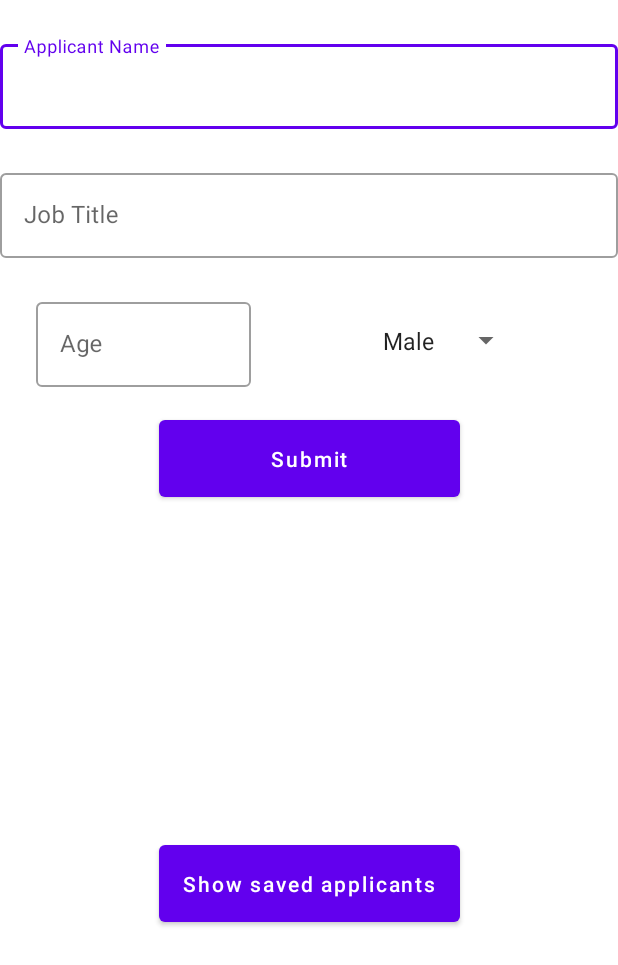
After one commit to AbdallahElZoka/Madar-Soft-Android-Task, an Android app: the layout activity_add_applicant_data.xml on its own in the app's theme, with its tools: preview values and no code run, on a phone screen of 412 x 824 dp. The commit adds this screen. Shown: the top 965 px of the screen. Run offline under Robolectric (Android 15) with nearby library versions, the phone set to English and light mode, and no system bars.

Commit message:
Initial Development Commit Basic Project Structure "Added Dagger Hilt Dependency & Coroutines & Room Local Database and enabled Data binding" Added & Handled AddApplicantDataViewModel.kt for MVVM Pattern & Added MainIntent.kt & MainState.kt for MVI Pattern

```diff
--- a/app/src/main/AndroidManifest.xml
+++ b/app/src/main/AndroidManifest.xml
@@ -9,7 +9,9 @@
         android:roundIcon="@mipmap/ic_launcher_round"
         android:supportsRtl="true"
         android:theme="@style/Theme.MadarSoftAndroidTask">
-        <activity android:name=".MainActivity">
+        <activity
+            android:name=".AddApplicantDataActivity"
+            android:windowSoftInputMode="adjustResize">
             <intent-filter>
                 <action android:name="android.intent.action.MAIN" />
 
--- /dev/null
+++ b/app/src/main/java/com/dev_abdallah_el_zoka/madarsoftandroidtask/MainIntent.kt
@@ -0,0 +1,5 @@
+package com.dev_abdallah_el_zoka.madarsoftandroidtask
+
+sealed class MainIntent {
+    object SaveApplicant : MainIntent()
+}
--- /dev/null
+++ b/app/src/main/java/com/dev_abdallah_el_zoka/madarsoftandroidtask/Navigator.kt
@@ -0,0 +1,5 @@
+package com.dev_abdallah_el_zoka.madarsoftandroidtask
+
+interface Navigator {
+    fun navigateToShowApplicantsDetailsActivity()
+}
--- /dev/null
+++ b/app/src/main/res/layout/activity_add_applicant_data.xml
@@ -0,0 +1,131 @@
+<?xml version="1.0" encoding="utf-8"?>
+<layout>
+
+    <data>
+
+        <import type="com.dev_abdallah_el_zoka.madarsoftandroidtask.AddApplicantDataViewModel"/>
+
+        <variable
+            name="viewModel"
+            type="AddApplicantDataViewModel" />
+
+    </data>
+
+    <androidx.constraintlayout.widget.ConstraintLayout xmlns:android="http://schemas.android.com/apk/res/android"
+        xmlns:app="http://schemas.android.com/apk/res-auto"
+        xmlns:tools="http://schemas.android.com/tools"
+        android:layout_width="match_parent"
+        android:layout_height="match_parent"
+        tools:context=".AddApplicantDataActivity">
+
+        <com.google.android.material.textfield.TextInputLayout
+            android:id="@+id/name_edit_text_layout"
+            style="@style/Widget.MaterialComponents.TextInputLayout.OutlinedBox"
+            android:layout_width="match_parent"
+            android:layout_height="wrap_content"
+            android:layout_marginTop="24dp"
+            android:hint="@string/applicant_name"
+            app:endIconMode="clear_text"
+            app:layout_constraintTop_toTopOf="parent">
+
+            <com.google.android.material.textfield.TextInputEditText
+                android:id="@+id/name_edit_text"
+                android:layout_width="match_parent"
+                android:layout_height="match_parent"
+                android:inputType="text"
+
+                />
+
+        </com.google.android.material.textfield.TextInputLayout>
+
+        <com.google.android.material.textfield.TextInputLayout
+            android:id="@+id/job_edit_text_layout"
+            style="@style/Widget.MaterialComponents.TextInputLayout.OutlinedBox"
+            android:layout_width="match_parent"
+            android:layout_height="wrap_content"
+            android:layout_marginTop="24dp"
+            android:hint="@string/job_title"
+            app:endIconMode="clear_text"
+            app:layout_constraintTop_toBottomOf="@id/name_edit_text_layout">
+
+            <com.google.android.material.textfield.TextInputEditText
+                android:id="@+id/job_edit_text"
+                android:layout_width="match_parent"
+                android:layout_height="match_parent"
+                android:inputType="text" />
+
+        </com.google.android.material.textfield.TextInputLayout>
+
+        <com.google.android.material.textfield.TextInputLayout
+            android:id="@+id/age_edit_text_layout"
+            style="@style/Widget.MaterialComponents.TextInputLayout.OutlinedBox"
+            android:layout_width="0dp"
+            android:layout_height="wrap_content"
+            android:layout_marginStart="24dp"
+            android:layout_marginTop="24dp"
+            android:hint="@string/age"
+            app:endIconMode="clear_text"
+            app:layout_constraintEnd_toStartOf="@id/gender_spinner"
+            app:layout_constraintStart_toStartOf="parent"
+            app:layout_constraintTop_toBottomOf="@id/job_edit_text_layout">
+
+            <com.google.android.material.textfield.TextInputEditText
+                android:id="@+id/age_edit_text"
+                android:layout_width="match_parent"
+                android:layout_height="wrap_content"
+                android:inputType="number"
+                />
+        </com.google.android.material.textfield.TextInputLayout>
+
+        <Spinner
+            android:id="@+id/gender_spinner"
+            android:layout_width="wrap_content"
+            android:layout_height="wrap_content"
+            android:layout_marginHorizontal="64dp"
+            android:layout_marginTop="24dp"
+            android:entries="@array/gender_array"
+            android:padding="16dp"
+            app:layout_constraintBottom_toBottomOf="@id/age_edit_text_layout"
+            app:layout_constraintEnd_toEndOf="parent"
+            app:layout_constraintStart_toEndOf="@id/age_edit_text_layout"
+            app:layout_constraintTop_toBottomOf="@id/job_edit_text_layout" />
+
+        <Button
+            android:id="@+id/submit_button"
+            android:layout_width="0dp"
+            android:layout_height="wrap_content"
+            android:layout_marginTop="16dp"
+            android:padding="16dp"
+            android:text="@string/submit"
+            android:textAllCaps="false"
+            app:layout_constraintEnd_toEndOf="@id/show_saved_applicants_button"
+            app:layout_constraintStart_toStartOf="@id/show_saved_applicants_button"
+            app:layout_constraintTop_toBottomOf="@id/age_edit_text_layout" />
+
+        <ProgressBar
+            android:id="@+id/loading_progress_bar"
+            android:layout_width="wrap_content"
+            android:layout_height="wrap_content"
+            android:elevation="16dp"
+            android:indeterminateTint="#ffffff"
+            android:padding="2dp"
+            android:visibility="gone"
+            app:layout_constraintBottom_toBottomOf="@id/submit_button"
+            app:layout_constraintEnd_toEndOf="@id/submit_button"
+            app:layout_constraintStart_toStartOf="@id/submit_button"
+            app:layout_constraintTop_toTopOf="@id/submit_button" />
+
+        <Button
+            android:id="@+id/show_saved_applicants_button"
+            android:layout_width="wrap_content"
+            android:layout_height="wrap_content"
+            android:layout_marginTop="16dp"
+            android:padding="16dp"
+            android:text="@string/show_saved_applicants"
+            android:textAllCaps="false"
+            app:layout_constraintBottom_toBottomOf="parent"
+            app:layout_constraintEnd_toEndOf="parent"
+            app:layout_constraintStart_toStartOf="parent"
+            app:layout_constraintTop_toBottomOf="@id/submit_button" />
+    </androidx.constraintlayout.widget.ConstraintLayout>
+</layout>
--- a/app/src/main/res/values/strings.xml
+++ b/app/src/main/res/values/strings.xml
@@ -1,3 +1,12 @@
 <resources>
     <string name="app_name">MadarSoft Android Task</string>
+    <string name="age">Age</string>
+    <string name="job_title">Job Title</string>
+    <string name="applicant_name">Applicant Name</string>
+    <string name="show_saved_applicants">Show saved applicants</string>
+    <string name="submit">Submit</string>
+    <array name="gender_array">
+        <item>Male</item>
+        <item>Female</item>
+    </array>
 </resources>
--- a/build.gradle
+++ b/build.gradle
@@ -1,6 +1,7 @@
 // Top-level build file where you can add configuration options common to all sub-projects/modules.
 buildscript {
     ext.kotlin_version = "1.5.20"
+    ext.hilt_version = '2.37'
     repositories {
         google()
         mavenCentral()
@@ -8,6 +9,7 @@ buildscript {
     dependencies {
         classpath "com.android.tools.build:gradle:4.2.1"
         classpath "org.jetbrains.kotlin:kotlin-gradle-plugin:$kotlin_version"
+        classpath "com.google.dagger:hilt-android-gradle-plugin:$hilt_version"
 
         // NOTE: Do not place your application dependencies here; they belong
         // in the individual module build.gradle files
```
Also changed, not shown: app/build.gradle (+13 -0 lines), app/src/main/java/com/dev_abdallah_el_zoka/madarsoftandroidtask/AddApplicantDataActivity.kt (added, +16 -0 lines), app/src/main/java/com/dev_abdallah_el_zoka/madarsoftandroidtask/AddApplicantDataViewModel.kt (added, +86 -0 lines), app/src/main/java/com/dev_abdallah_el_zoka/madarsoftandroidtask/ApplicantModel.kt (added, +14 -0 lines), app/src/main/java/com/dev_abdallah_el_zoka/madarsoftandroidtask/ApplicantsDAO.kt (added, +16 -0 lines), app/src/main/java/com/dev_abdallah_el_zoka/madarsoftandroidtask/ApplicantsRoomDatabase.kt (added, +27 -0 lines), app/src/main/java/com/dev_abdallah_el_zoka/madarsoftandroidtask/DatabaseModule.kt (added, +20 -0 lines), app/src/main/java/com/dev_abdallah_el_zoka/madarsoftandroidtask/MainActivity.kt (deleted, +0 -11 lines), app/src/main/java/com/dev_abdallah_el_zoka/madarsoftandroidtask/MainState.kt (added, +8 -0 lines), app/src/main/java/com/dev_abdallah_el_zoka/madarsoftandroidtask/MyApplication.kt (added, +7 -0 lines), app/src/main/res/layout/activity_main.xml (deleted, +0 -18 lines).
